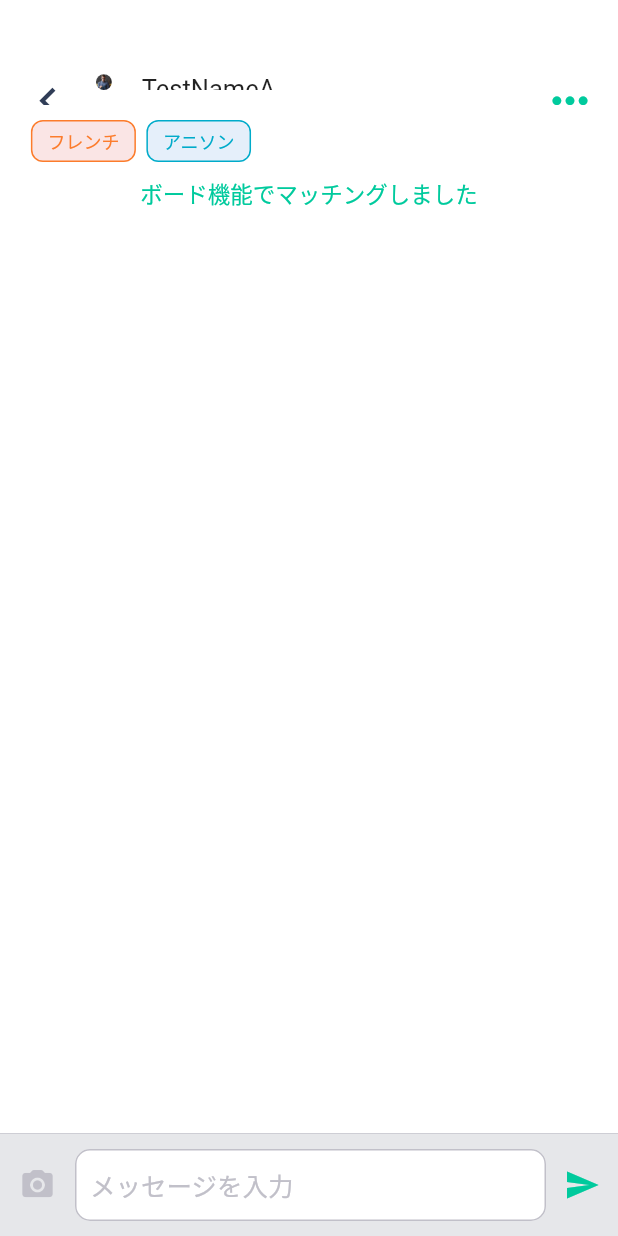
After one commit to slyvic/matching_app, a Flutter app: the ChattingScreen screen opened by its route, on a phone screen of 412 x 824 dp. The commit adds this screen. Run offline on Flutter 3.47's test engine with Material 2 defaults, Android fonts, the phone set to English and light mode, and no system bars; our stand-ins replace carousel_indicator, carousel_slider, flutter_svg, image_cropper, image_picker, modal_bottom_sheet and 1 more; missing offline and left inert: adaptive_action_sheet; project files that could hold a hidden picture were left out.

Commit message:
add chatting ui

```diff
--- a/lib/main.dart
+++ b/lib/main.dart
@@ -6,9 +6,11 @@ import 'package:matching_app/screen/login/login_view.dart';
 import 'package:matching_app/screen/login/terms_agree.dart';
 import 'package:matching_app/screen/main/board_function.dart';
 import 'package:matching_app/screen/main/chat_screen.dart';
+import 'package:matching_app/screen/main/chatting_screen.dart';
 import 'package:matching_app/screen/main/community_screen.dart';
 import 'package:matching_app/screen/main/following_users.dart';
 import 'package:matching_app/screen/main/profile_screen.dart';
+import 'package:matching_app/screen/main/report_screen.dart';
 import 'package:matching_app/screen/main/self_introduction.dart';
 import 'package:matching_app/screen/main/user_profile_screen.dart';
 import 'package:matching_app/screen/register/address_check.dart';
@@ -71,7 +73,9 @@ class MatchingApp extends StatelessWidget {
         '/following_users': (context) => FollowingUser(),
         '/board_function': (context) => BoardFunction(),
         '/chat_screen': (context) => ChatScreen(),
+        '/chatting_screen': (context) => ChattingScreen(),
         '/users_profile_screen': (context) => UsersProfileScreen(),
+        '/report_screen': (context) => ReportScreen(),
       },
     );
   }
--- /dev/null
+++ b/lib/screen/main/chatting_screen.dart
@@ -0,0 +1,173 @@
+import 'package:flutter/material.dart';
+import 'package:matching_app/common.dart';
+import 'package:matching_app/screen/main/layouts/pined_chatting_header.dart';
+import 'package:matching_app/utile/index.dart';
+
+// ignore: use_key_in_widget_constructors
+class ChattingScreen extends StatefulWidget {
+  @override
+  // ignore: library_private_types_in_public_api
+  _ChattingScreenState createState() => _ChattingScreenState();
+}
+
+class _ChattingScreenState extends State<ChattingScreen>
+    with WidgetsBindingObserver {
+  @override
+  void initState() {
+    super.initState();
+  }
+
+  @override
+  Widget build(BuildContext context) {
+    // ignore: no_leading_underscores_for_local_identifiers
+    return Scaffold(
+      backgroundColor: Colors.white,
+      appBar: PreferredSize(
+          preferredSize: const Size.fromHeight(70),
+          child: AppBar(
+              elevation: 0,
+              automaticallyImplyLeading: false,
+              backgroundColor: Colors.white,
+              flexibleSpace:
+                  FlexibleSpaceBar(background: PinedChattingHeader()))),
+      body: Stack(
+        children: <Widget>[
+          ListView.builder(
+            itemCount: 1,
+            shrinkWrap: true,
+            padding: const EdgeInsets.only(top: 10, bottom: 10),
+            physics: const NeverScrollableScrollPhysics(),
+            itemBuilder: (context, index) {
+              return Container(
+                  padding: EdgeInsets.symmetric(horizontal: vww(context, 5)),
+                  child: Column(
+                    crossAxisAlignment: CrossAxisAlignment.start,
+                    children: [
+                      Row(
+                        children: [
+                          Container(
+                            padding: const EdgeInsets.symmetric(
+                                vertical: 4, horizontal: 10),
+                            decoration: BoxDecoration(
+                                borderRadius: BorderRadius.circular(8),
+                                border: Border.all(
+                                    width: 1,
+                                    color: const Color.fromARGB(
+                                        255, 252, 124, 44)),
+                                color:
+                                    const Color.fromARGB(255, 250, 229, 229)),
+                            child: const Text(
+                              "フレンチ",
+                              style: TextStyle(
+                                  fontSize: 12,
+                                  color: Color.fromARGB(255, 252, 124, 44)),
+                              textAlign: TextAlign.center,
+                            ),
+                          ),
+                          const SizedBox(width: 7),
+                          Container(
+                            padding: const EdgeInsets.symmetric(
+                                vertical: 4, horizontal: 10),
+                            decoration: BoxDecoration(
+                                borderRadius: BorderRadius.circular(8),
+                                border: Border.all(
+                                    width: 1,
+                                    color:
+                                        const Color.fromARGB(255, 0, 171, 202)),
+                                color:
+                                    const Color.fromARGB(255, 229, 239, 250)),
+                            child: const Text(
+                              "アニソン",
+                              style: TextStyle(
+                                  fontSize: 12,
+                                  color: Color.fromARGB(255, 0, 171, 202)),
+                              textAlign: TextAlign.center,
+                            ),
+                          )
+                        ],
+                      ),
+                      const SizedBox(height: 10),
+                      Container(
+                          alignment: Alignment.topCenter,
+                          child: const Text("ボード機能でマッチングしました",
+                              textAlign: TextAlign.center,
+                              style: TextStyle(color: BUTTON_MAIN)))
+                    ],
+                  ));
+            },
+          ),
+          Align(
+            alignment: Alignment.bottomLeft,
+            child: Container(
+              decoration: const BoxDecoration(
+                  border: Border(
+                      top: BorderSide(
+                          color: Color.fromARGB(255, 193, 192, 201),
+                          width: 0.5)),
+                  color: Color.fromARGB(255, 230, 231, 234)),
+              padding: const EdgeInsets.only(bottom: 10, top: 10),
+              constraints: BoxConstraints(
+                minHeight: 50,
+                maxHeight: vhh(context, 30),
+              ),
+              width: double.infinity,
+              child: Row(
+                crossAxisAlignment: CrossAxisAlignment.end,
+                children: <Widget>[
+                  GestureDetector(
+                    child: Material(
+                      color: Colors.transparent,
+                      child: Container(
+                          margin: const EdgeInsets.symmetric(horizontal: 1),
+                          child: IconButton(
+                            icon: const Icon(Icons.camera_alt_rounded),
+                            onPressed: () {},
+                            color: const Color.fromARGB(255, 193, 192, 201),
+                          )),
+                    ),
+                  ),
+                  Expanded(
+                    child: Container(
+                      decoration: BoxDecoration(
+                        borderRadius: BorderRadius.circular(10.0),
+                        color: Colors.white,
+                      ),
+                      child:TextFormField(
+                      maxLines: null,
+                      keyboardType: TextInputType.multiline,
+                      textInputAction: TextInputAction.newline,
+                      decoration: const InputDecoration(
+                        border: OutlineInputBorder(),
+                        hintText: "メッセージを入力",
+                        hintStyle: TextStyle(
+                            color: Color.fromARGB(255, 193, 192, 201)),
+                        focusedBorder: OutlineInputBorder(
+                            borderRadius: BorderRadius.all(Radius.circular(10)),
+                            borderSide: BorderSide(
+                                color: Color.fromARGB(255, 193, 192, 201))),
+                        enabledBorder: OutlineInputBorder(
+                          borderRadius: BorderRadius.all(Radius.circular(10)),
+                          borderSide: BorderSide(
+                              color: Color.fromARGB(255, 193, 192, 201)),
+                        ),
+                        contentPadding: EdgeInsets.all(10),
+                      ),
+                    ),
+                  )),
+                  Material(
+                    color: Colors.transparent,
+                    child: IconButton(
+                      icon: const Icon(Icons.send),
+                      onPressed: () {},
+                      color: BUTTON_MAIN,
+                    ),
+                  ),
+                ],
+              ),
+            ),
+          ),
+        ],
+      ),
+    );
+  }
+}
--- /dev/null
+++ b/lib/screen/main/layouts/pined_chatting_header.dart
@@ -0,0 +1,95 @@
+import 'package:adaptive_action_sheet/adaptive_action_sheet.dart';
+import 'package:flutter/cupertino.dart';
+import 'package:flutter/material.dart';
+import 'package:matching_app/common.dart';
+import 'package:matching_app/utile/index.dart';
+
+// ignore: unused_element
+class PinedChattingHeader extends StatelessWidget {
+  const PinedChattingHeader({super.key});
+
+  @override
+  Widget build(BuildContext context) {
+    return Container(
+      padding: const EdgeInsets.only(bottom: 10),
+      child: Padding(
+          padding: EdgeInsets.only(top: vhh(context, 6)),
+          child: Row(
+            mainAxisAlignment: MainAxisAlignment.spaceBetween,
+            children: [
+              Row(
+                children: [
+                  TextButton(
+                      style: TextButton.styleFrom(padding: EdgeInsets.zero),
+                      onPressed: () {
+                        Navigator.pop(context);
+                      },
+                      child: const Icon(Icons.keyboard_arrow_left,
+                          color: PRIMARY_FONT_COLOR, size: 35)),
+                  ClipRRect(
+                      borderRadius: BorderRadius.circular(50),
+                      child: const Image(
+                        image: AssetImage("assets/images/users/user.png"),
+                        height: 60,
+                      )),
+                  const Padding(
+                      padding: EdgeInsets.only(left: 20),
+                      child: Text("TestNameA", style: TextStyle(fontSize: 17)))
+                ],
+              ),
+              TextButton(
+                  style: TextButton.styleFrom(padding: EdgeInsets.zero),
+                  onPressed: () {
+                    showAdaptiveActionSheet(
+                      context: context,
+                      androidBorderRadius: 30,
+                      actions: <BottomSheetAction>[
+                        BottomSheetAction(
+                            title: const Text('違反報告する',
+                                style: TextStyle(
+                                    color: Color.fromARGB(255, 54, 137, 232))),
+                            onPressed: (context) {Navigator.pushNamed(context, "/report_screen");}),
+                        BottomSheetAction(
+                            title: const Text('ブロックする',
+                                style: TextStyle(
+                                    color: Color.fromARGB(255, 255, 70, 70))),
+                            onPressed: (context) {
+                              Navigator.pop(context);
+                              showDialog(
+                                  context: context,
+                                  builder: (context) => CupertinoAlertDialog(
+                                        content: const Text(
+                                            'ブロックをしても\nよろしいですか？', style: TextStyle(fontSize: 16)),
+                                        actions: <Widget>[
+                                          TextButton(
+                                              onPressed: () {
+                                              Navigator.pop(
+                                                  context);
+                                              },
+                                              child: const Text('キャンセル', style: TextStyle(fontSize: 15))),
+                                          TextButton(
+                                            onPressed: () {
+                                              Navigator.pushNamed(context, "/chat_screen");
+                                            },
+                                            child: const Text('OK', style: TextStyle(fontSize: 15)),
+                                          )
+                                        ],
+                                      ));
+                            }),
+                      ],
+                      cancelAction: CancelAction(
+                          title: const Text('キャンセル',
+                              style: TextStyle(
+                                  color: Color.fromARGB(255, 54, 137, 232)))),
+                    );
+                  },
+                  child: const Icon(
+                    Icons.more_horiz,
+                    color: BUTTON_MAIN,
+                    size: 35,
+                  ))
+            ],
+          )),
+    );
+  }
+}
--- a/pubspec.yaml
+++ b/pubspec.yaml
@@ -23,6 +23,7 @@ dependencies:
     carousel_slider: ^4.2.1
     carousel_indicator: ^1.0.6
     modal_bottom_sheet: ^3.0.0-pre
+    adaptive_action_sheet: ^2.0.2
 dev_dependencies:
     flutter_test:
         sdk: flutter
```
Also changed, not shown: lib/screen/main/chat_screen.dart (+87 -30 lines), lib/screen/main/report_screen.dart (added, +87 -0 lines), assets/images/users/user.png (added), assets/images/違反アイコン.png (added), pubspec.lock.
